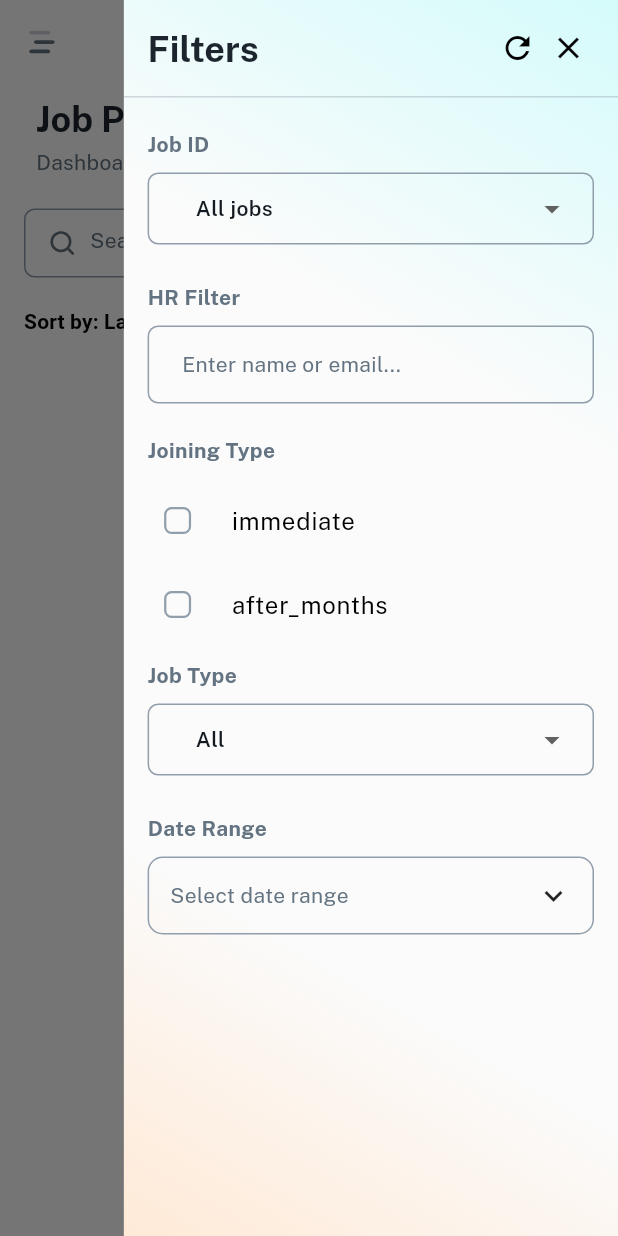
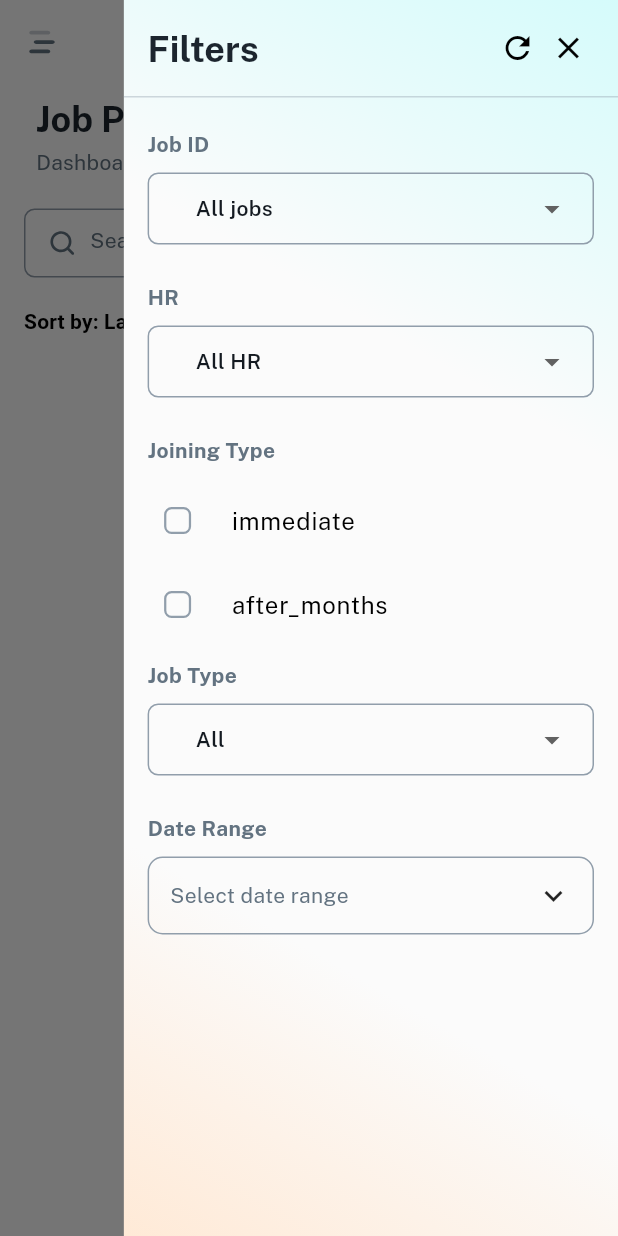
Before and after one commit to Yash-Nautiyal/employeeOS_mobile, a Flutter app: the screen it shows once a user with an empty profile is signed in, after a tap on "Filters", on a phone screen of 412 x 824 dp. Run offline on Flutter 3.47's test engine with Material 3 defaults, Android fonts, the phone set to English and light mode, and no system bars; drawn by our look-alikes of badges; our stand-ins replace bloc, connectivity_plus, dotted_border, dropdown_button2, emoji_picker_flutter, equatable and 15 more; missing offline and left inert: avatar_stack, fast_cached_network_image, flutter_file_downloader, flutter_popup, flutter_quill, flutter_quill_delta_from_html and 6 more; accounts and stored records are empty; Roboto replaces fonts that are missing (PublicSans); project files that could hold a hidden picture were left out.

Commit message:
Update filters in interview scheduling; update footer in posting cards

```diff
--- a/lib/view/recruitment/domain/index.dart
+++ b/lib/view/recruitment/domain/index.dart
@@ -21,7 +21,11 @@ export 'interview_scheduling/interview_db_values.dart';
 export 'interview_scheduling/repositories/interview_scheduling_repository.dart';
 export 'interview_scheduling/usecases/get_interview_candidates_usecase.dart';
 
-export 'job_application/application_db_values.dart';
+export 'job_application/application_db_values.dart'
+    show
+        ApplicationDbStatus,
+        ApplicationPipelineStage,
+        ApplicationStatusActions;
 export 'job_application/entities/job_application.dart';
 export 'job_application/entities/job_applications_list_query.dart';
 export 'job_application/entities/job_applications_list_result.dart';
--- a/lib/view/recruitment/presentation/pages/interview_scheduling_view.dart
+++ b/lib/view/recruitment/presentation/pages/interview_scheduling_view.dart
@@ -455,7 +455,7 @@ class _InterviewSchedulingViewState extends State<InterviewSchedulingView>
         selectedInterviewer: state.selectedInterviewer,
         selectedStatus: state.selectedStatus,
         selectedDateRange: state.selectedDateRange,
-        jobOptions: state.jobOptions,
+        jobFilterOptions: state.jobFilterOptions,
         interviewerOptions: state.interviewerOptions,
         statusOptions: state.statusOptions,
         onReset: _onFiltersReset,
--- a/lib/view/recruitment/presentation/utils/filter/ui/recruitment_filter_side_panel.dart
+++ b/lib/view/recruitment/presentation/utils/filter/ui/recruitment_filter_side_panel.dart
@@ -15,7 +15,8 @@ import '../../../widget/job_posting/components/filter/job_filter_panel.dart';
 // values are turned into [JobApplicationsListQuery] by `listQueryFromFilterCriteria`
 // and sent to Supabase when you Apply or Reset (refetch page 1).
 //
-// Shared UI: [JobPostingFilterPanel]. Extra row: set [showApplicationStatusFilter].
+// Shared UI: [JobPostingFilterPanel] (job + **HR name** dropdowns from [jobs]).
+// Extra row: set [showApplicationStatusFilter].
 // -----------------------------------------------------------------------------
 
 /// Values mirrored by [JobPostingFilterPanel] (apply / reset).
--- a/lib/view/recruitment/presentation/widget/job_posting/components/filter/job_filter_panel.dart
+++ b/lib/view/recruitment/presentation/widget/job_posting/components/filter/job_filter_panel.dart
@@ -1,6 +1,21 @@
-import 'package:employeeos/core/index.dart'
-    show CustomDropdown, CustomTextfield;
+import 'package:employeeos/core/index.dart' show CustomDropdown;
+import 'package:employeeos/view/recruitment/domain/index.dart' show JobPosting;
 import 'package:flutter/material.dart';
+
+/// Unique HR labels for filter dropdowns (postings + applications share this).
+List<String> distinctRecruitmentHrOptions(Iterable<JobPosting> jobs) {
+  final set = <String>{};
+  for (final j in jobs) {
+    final name = j.postedByName.trim();
+    if (name.isNotEmpty) {
+      set.add(name);
+    } else {
+      final email = j.postedByEmail.trim();
+      if (email.isNotEmpty) set.add(email);
+    }
+  }
+  return (set.toList()..sort());
+}
 
 class JobPostingFilterPanel extends StatefulWidget {
   const JobPostingFilterPanel({
@@ -18,7 +33,7 @@ class JobPostingFilterPanel extends StatefulWidget {
     this.initialApplicationStatus = '',
   });
 
-  final List<dynamic> jobs;
+  final List<JobPosting> jobs;
   final String initialJobId;
   final String initialHr;
   final bool initialJoinImmediate;
@@ -45,7 +60,7 @@ class JobPostingFilterPanel extends StatefulWidget {
 }
 
 class _JobPostingFilterPanelState extends State<JobPostingFilterPanel> {
-  late final TextEditingController _hrController;
+  late String _selectedHr;
   late bool _joinImmediate;
   late bool _joinAfterMonths;
   late String _jobType;
@@ -58,7 +73,7 @@ class _JobPostingFilterPanelState extends State<JobPostingFilterPanel> {
   void initState() {
     super.initState();
     _selectedJobId = widget.initialJobId.trim();
-    _hrController = TextEditingController(text: widget.initialHr);
+    _selectedHr = widget.initialHr.trim();
     _joinImmediate = widget.initialJoinImmediate;
     _joinAfterMonths = widget.initialJoinAfterMonths;
     _jobType = widget.initialJobType;
@@ -66,16 +81,10 @@ class _JobPostingFilterPanelState extends State<JobPostingFilterPanel> {
     _applicationStatus = widget.initialApplicationStatus.trim();
   }
 
-  @override
-  void dispose() {
-    _hrController.dispose();
-    super.dispose();
-  }
-
   void _apply() {
     widget.onApply(
       jobId: _selectedJobId,
-      hr: _hrController.text,
+      hr: _selectedHr,
       joinImmediate: _joinImmediate,
       joinAfterMonths: _joinAfterMonths,
       jobType: _jobType,
@@ -161,6 +170,61 @@ class _JobPostingFilterPanelState extends State<JobPostingFilterPanel> {
     );
   }
 
+  Widget _hrDropdown(ThemeData theme) {
+    final hrOptions = distinctRecruitmentHrOptions(widget.jobs);
+
+    final items = <DropdownMenuItem<String>>[
+      const DropdownMenuItem<String>(
+        value: '',
+        child: Text('All HR'),
+      ),
+      ...hrOptions.map(
+        (h) => DropdownMenuItem<String>(
+          value: h,
+          child: Text(
+            h,
+            maxLines: 1,
+            overflow: TextOverflow.ellipsis,
+          ),
+        ),
+      ),
+    ];
+
+    var value = _selectedHr;
+    if (value.isNotEmpty && !hrOptions.contains(value)) {
+      items.add(
+        DropdownMenuItem<String>(
+          value: value,
+          child: Text(
+            value,
+            maxLines: 1,
+            overflow: TextOverflow.ellipsis,
+          ),
+        ),
+      );
+    }
+
+    if (!items.any((e) => e.value == value)) {
+      value = '';
+    }
+
+    return SizedBox(
+      height: 52,
+      child: CustomDropdown(
+        value: value,
+        theme: theme,
+        isSearchable: true,
+        onChange: (dynamic v) {
+          if (v == null) return;
+          setState(() => _selectedHr = v as String);
+          _apply();
+        },
+        label: '',
+        items: items,
+      ),
+    );
+  }
+
   @override
   Widget build(BuildContext context) {
     final theme = Theme.of(context);
@@ -187,7 +251,7 @@ class _JobPostingFilterPanelState extends State<JobPostingFilterPanel> {
                     onPressed: () {
                       setState(() {
                         _selectedJobId = '';
-                        _hrController.clear();
+                        _selectedHr = '';
                         _joinImmediate = false;
                         _joinAfterMonths = false;
                         _jobType = 'All';
@@ -215,12 +279,8 @@ class _JobPostingFilterPanelState extends State<JobPostingFilterPanel> {
                   _label(theme, 'Job ID'),
                   _jobIdDropdown(theme),
                   const SizedBox(height: 20),
-                  _label(theme, 'HR Filter'),
-                  _field(
-                    theme,
-                    controller: _hrController,
-                    hint: 'Enter name or email...',
-                  ),
+                  _label(theme, 'HR'),
+                  _hrDropdown(theme),
                   const SizedBox(height: 20),
                   _label(theme, 'Joining Type'),
                   CheckboxListTile(
@@ -348,18 +408,4 @@ class _JobPostingFilterPanelState extends State<JobPostingFilterPanel> {
           ),
         ),
       );
-
-  Widget _field(
-    ThemeData theme, {
-    required TextEditingController controller,
-    required String hint,
-  }) {
-    return CustomTextfield(
-      controller: controller,
-      onchange: (_) => _apply(),
-      keyboardType: TextInputType.text,
-      theme: theme,
-      hintText: hint,
-    );
-  }
 }
```
Also changed, not shown: lib/view/recruitment/presentation/bloc/interview_scheduling/interview_scheduling_bloc.dart (+12 -0 lines), lib/view/recruitment/presentation/bloc/interview_scheduling/interview_scheduling_state.dart (+23 -4 lines), lib/view/recruitment/presentation/bloc/job_posting/job_posting_detail_cubit.dart (+25 -9 lines), lib/view/recruitment/presentation/widget/interview_scheduling/components/filter_panel.dart (+60 -13 lines), lib/view/recruitment/presentation/widget/job_posting/components/card/job_posting_card_footer.dart (+29 -62 lines), lib/view/recruitment/presentation/widget/job_posting/view_posting/application_widgets/data_row.dart (+22 -13 lines), lib/view/recruitment/presentation/widget/job_posting/view_posting/applications_content.dart (+5 -3 lines).
